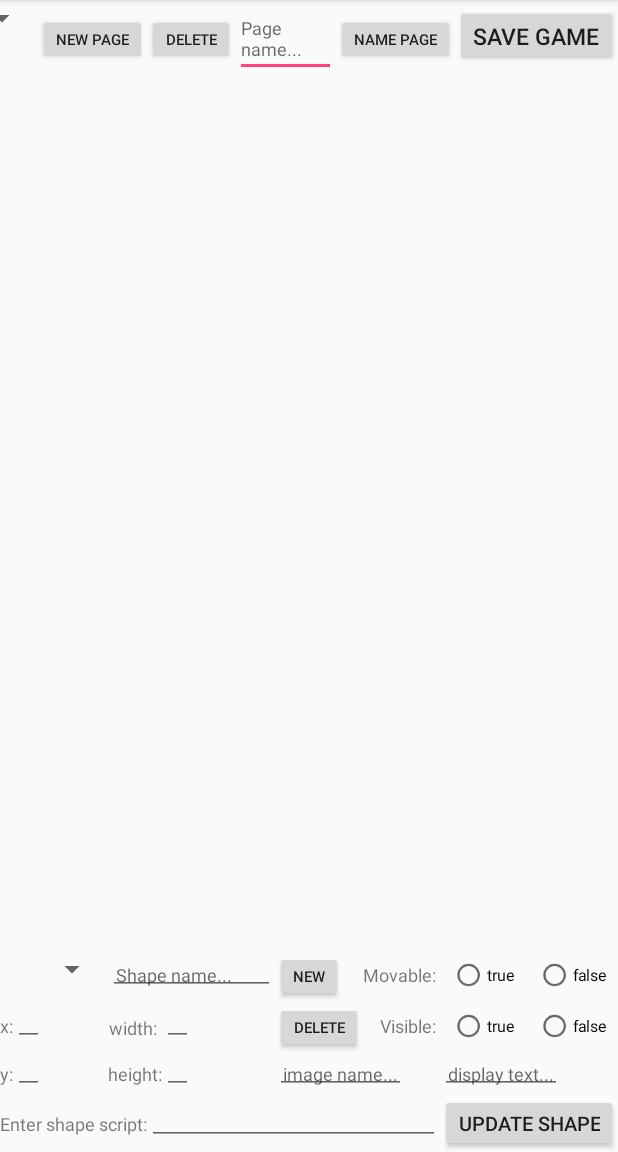
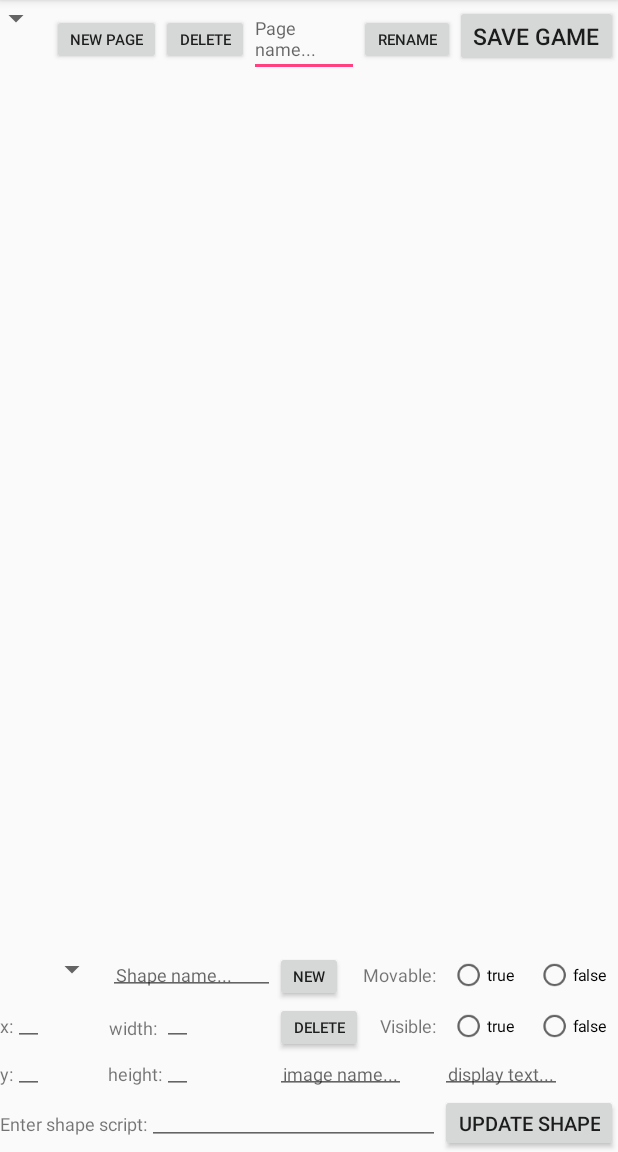
Before and after one commit to N-Demir/WorldCreator, an Android app: the Editor screen opened directly, with no data from a screen before it, after a tap on "NEW", on a phone screen of 412 x 824 dp, the part 84-1236 px from its top. Run offline under Robolectric (Android 15) with nearby library versions, the phone set to English and light mode, and no system bars; 19 statements that could not run were skipped.

Commit message:
Test shape buttons

```diff
--- a/app/src/main/java/edu/stanford/cs108/worldcreator/Editor.java
+++ b/app/src/main/java/edu/stanford/cs108/worldcreator/Editor.java
@@ -61,28 +61,6 @@ public class Editor extends AppCompatActivity {
         setTitle("Editing: " + Game.curGame.getGameName());
     }
 
-    public void onUpdateShape(View view) {
-        Log.d("MESSAGE", "onUpdateShape: " + ((EditText)findViewById(R.id.imageName)).getText().toString());
-        //read in all shape EditTexts and update curShape with their values
-        Shape curShape = Game.curGame.getCurrentShape();
-        curShape.setX(Float.parseFloat(((EditText)findViewById(R.id.xCord)).getText().toString()));
-        curShape.setY(Float.parseFloat(((EditText)findViewById(R.id.yCord)).getText().toString()));
-        curShape.setWidth(Float.parseFloat(((EditText) findViewById(R.id.width)).getText().toString()));
-        curShape.setHeight(Float.parseFloat(((EditText) findViewById(R.id.height)).getText().toString()));
-        curShape.setName(((EditText)findViewById(R.id.shapeName)).getText().toString());
-        curShape.setImageName(((EditText)findViewById(R.id.imageName)).getText().toString());
-        curShape.setText(((EditText)findViewById(R.id.displayText)).getText().toString());
-        curShape.setScript(new Script(((EditText)findViewById(R.id.scriptText)).getText().toString()));
-
-        curShape.setMovable(((RadioButton)findViewById(R.id.movable)).isChecked());
-        curShape.setHidden(((RadioButton)findViewById(R.id.notVisible)).isChecked());
-
-
-        updateShapeSpinner();
-
-        findViewById(R.id.EditorView).invalidate(); //TODO:IMPLEMENT EVERYWHERE?
-    }
-
     private void setDefaultShapeFields() {
         ((EditText) findViewById(R.id.xCord)).setText("");
         ((EditText) findViewById(R.id.yCord)).setText("");
@@ -116,7 +94,7 @@ public class Editor extends AppCompatActivity {
 
  //TODO Allows me to create the same page twice and it inherits its  shape Objects
     public void onCreatePage(View view){
-        EditText editText = (EditText) findViewById(R.id.npage);
+        EditText editText = (EditText) findViewById(R.id.pageName);
         String newGame = editText.getText().toString();
 
         int prevPage = count - 1; //TODO: THIS NEEDS TO BE CHANGED
@@ -129,16 +107,6 @@ public class Editor extends AppCompatActivity {
         updatePageSpinner();
         editText.setText(newGame);
         findViewById(R.id.EditorView).invalidate();
-    }
-
-    // TODO Figure out how to set the selected spinner item
-    private void updatePageSpinner(){
-        Vector<String> pageNames = new Vector<String>();
-        for (Page cur : Game.curGame.getPages()) pageNames.add(cur.getName());
-        Spinner spinner = (Spinner) findViewById(R.id.page_spinner);
-        ArrayAdapter<String> adapter = new ArrayAdapter<String>(this, android.R.layout.simple_list_item_1, pageNames);
-        spinner.setAdapter(adapter);
-        spinner.setSelection(adapter.getPosition(Game.curGame.getCurPageName()));
     }
 
     //TODO There is a bug when you try to delete the first item in the list when there are other items Could be the array adapter stuff\
@@ -157,12 +125,28 @@ public class Editor extends AppCompatActivity {
         findViewById(R.id.EditorView).invalidate();
     }
 
-    // TODO there is no way to get a script image or text label It also crashes on the script object creation
+    public void onRenamePage(View view) {
+        Game.curGame.getCurrentPage().setName(((EditText)findViewById(R.id.pageName)).getText().toString());
+        updatePageSpinner();
+    }
+
+    // TODO Figure out how to set the selected spinner item
+    private void updatePageSpinner(){
+        Vector<String> pageNames = new Vector<String>();
+        for (Page cur : Game.curGame.getPages()) pageNames.add(cur.getName());
+        Spinner spinner = (Spinner) findViewById(R.id.page_spinner);
+        ArrayAdapter<String> adapter = new ArrayAdapter<String>(this, android.R.layout.simple_list_item_1, pageNames);
+        spinner.setAdapter(adapter);
+        spinner.setSelection(adapter.getPosition(Game.curGame.getCurPageName()));
+    }
+
+    // TODO It also crashes on the script object creation //Nikita: does this still happen Russ?
     public void onNewShape (View view){
         //TODO IS this necessarY?
         /*Spinner pages = (Spinner) findViewById(R.id.page_spinner);
         String currentPage = pages.getSelectedItem().toString();
         Game.curGame.changePage(Game.curGame.getPage(currentPage));*/
+
         int prevNum = shapeCount- 1;
         String shapeName = (((EditText)findViewById(R.id.shapeName)).getText().toString());
         if (shapeName.isEmpty() || shapeName.equals("shape" + prevNum)){
@@ -171,10 +155,32 @@ public class Editor extends AppCompatActivity {
         }
         Game.curGame.setCurrentShape(new Shape(shapeName));
         Game.curGame.getCurrentPage().addShape(Game.curGame.getCurrentShape());
-        onUpdateShape(null);
+        onUpdateShape(null); //TODO WILL THIS CRASH IF FIELDS AREN"T FILLED OUT? AKA FIRST SHAPE CREATED
         //Figure out what default shape name to give it, base that on number of shapes?
         //update that field with it, create new shape, add it to page shapes, call onUpdate to set its fields
     }
+
+    public void onUpdateShape(View view) {
+        Log.d("MESSAGE", "onUpdateShape: " + ((EditText)findViewById(R.id.imageName)).getText().toString());
+        //read in all shape EditTexts and update curShape with their values
+        Shape curShape = Game.curGame.getCurrentShape();
+        curShape.setX(Float.parseFloat(((EditText)findViewById(R.id.xCord)).getText().toString()));
+        curShape.setY(Float.parseFloat(((EditText)findViewById(R.id.yCord)).getText().toString()));
+        curShape.setWidth(Float.parseFloat(((EditText) findViewById(R.id.width)).getText().toString()));
+        curShape.setHeight(Float.parseFloat(((EditText) findViewById(R.id.height)).getText().toString()));
+        curShape.setName(((EditText)findViewById(R.id.shapeName)).getText().toString());
+        curShape.setImageName(((EditText)findViewById(R.id.imageName)).getText().toString());
+        curShape.setText(((EditText)findViewById(R.id.displayText)).getText().toString());
+        curShape.setScript(new Script(((EditText)findViewById(R.id.scriptText)).getText().toString()));
+
+        curShape.setMovable(((RadioButton)findViewById(R.id.movable)).isChecked());
+        curShape.setHidden(((RadioButton)findViewById(R.id.notVisible)).isChecked());
+
+        updateShapeSpinner();
+
+        findViewById(R.id.EditorView).invalidate(); //TODO:IMPLEMENT EVERYWHERE?
+    }
+
 
     /*private void createShape(String name, String xStr, String yStr, String height, String width, boolean visible, boolean toMove){
         Shape newShape = new Shape(name, toFloat(xStr), toFloat(yStr), toFloat(height), toFloat(width), toInt(toMove), toInt(visible), "","","");
--- a/app/src/main/java/edu/stanford/cs108/worldcreator/Page.java
+++ b/app/src/main/java/edu/stanford/cs108/worldcreator/Page.java
@@ -19,6 +19,7 @@ public class Page {
 	public String getName() {
 		return pName;
 	}
+	public void setName(String newName) {pName = newName;}
 
 	public int removeShape(Shape s) {
 		if (shapes.contains(s)) {
--- a/app/src/main/res/layout/activity_editor.xml
+++ b/app/src/main/res/layout/activity_editor.xml
@@ -45,7 +45,7 @@
             android:hint="Page name... "
             android:layout_width="wrap_content"
             android:layout_height="wrap_content"
-            android:id="@+id/npage"
+            android:id="@+id/pageName"
             />
 
         <Button
@@ -54,7 +54,8 @@
             android:minHeight="0dp"
             android:minWidth="0dp"
             android:textSize="10dp"
-            android:text="name page"/>
+            android:text="rename"
+            android:onClick="onRenamePage"/>
 
 
 
```
